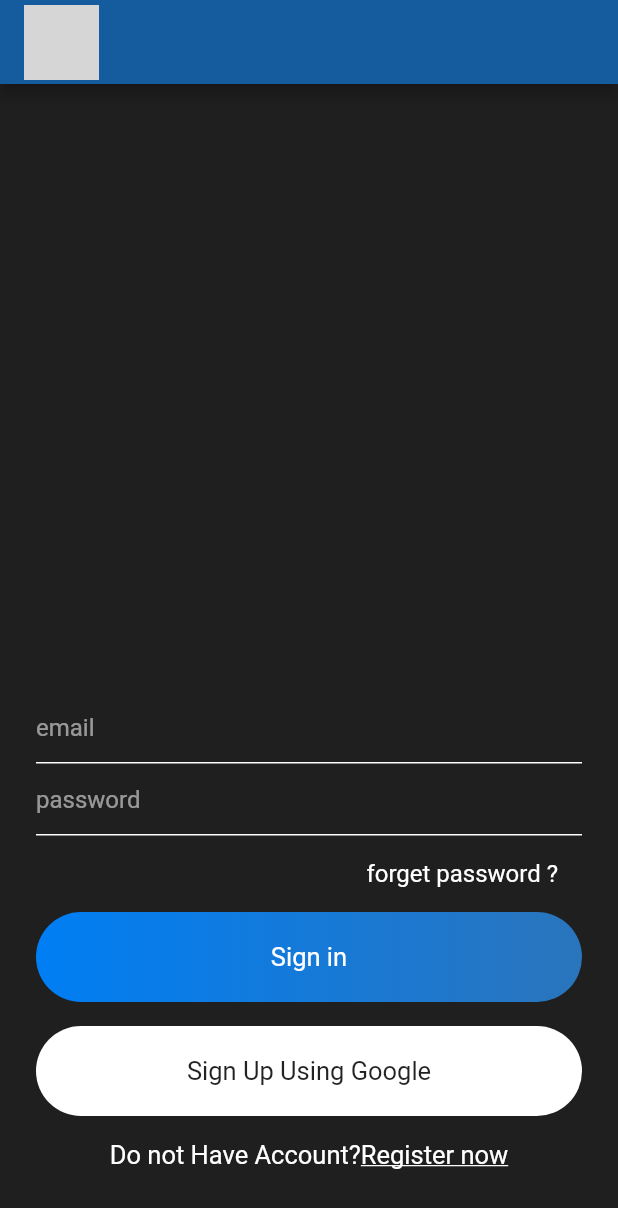
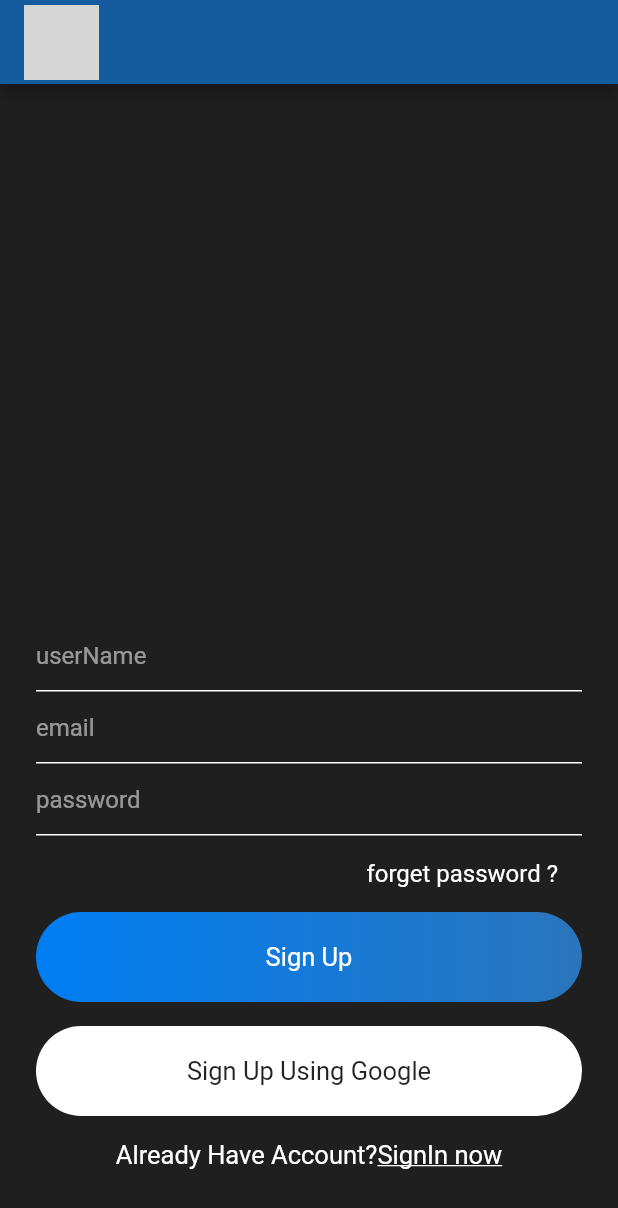
Before and after one commit to MalakEsmail/Flutter_Chat_App, a Flutter app: the screen it shows after launch, on a phone screen of 412 x 824 dp. Shown: the top 1208 px of the screen. Run offline on Flutter 3.47's test engine with Material 2 defaults, Android fonts, the phone set to English and light mode, and no system bars; our stand-ins replace firebase_auth; accounts and stored records are empty; grey boxes are pictures that could not be loaded.

Commit message:
SignUp Screen + Auth

```diff
--- /dev/null
+++ b/lib/madal/user.dart
@@ -0,0 +1,5 @@
+class User {
+  String userId;
+
+  User(this.userId);
+}
--- a/lib/main.dart
+++ b/lib/main.dart
@@ -1,5 +1,5 @@
 import 'package:flutter/material.dart';
-import 'package:my_flutter_chat_app/views/signIn.dart';
+import 'package:my_flutter_chat_app/views/signUp.dart';
 
 void main() {
   runApp(MyApp());
@@ -17,7 +17,7 @@ class MyApp extends StatelessWidget {
         primarySwatch: Colors.blue,
         visualDensity: VisualDensity.adaptivePlatformDensity,
       ),
-      home: SignIn(),
+      home: SignUp(),
     );
   }
 }
--- a/lib/views/signIn.dart
+++ b/lib/views/signIn.dart
@@ -73,7 +73,7 @@ class _SignInState extends State<SignIn> {
                     borderRadius: BorderRadius.circular(30),
                   ),
                   child: Text(
-                    'Sign Up Using Google',
+                    'Sign in Using Google',
                     style: TextStyle(color: Colors.black87, fontSize: 17),
                   ),
                 ),
--- a/lib/views/signUp.dart
+++ b/lib/views/signUp.dart
@@ -0,0 +1,174 @@
+
+import 'package:flutter/material.dart';
+import 'package:my_flutter_chat_app/services/auth.dart';
+import 'package:my_flutter_chat_app/widgets/widget.dart';
+
+class SignUp extends StatefulWidget {
+  @override
+  _SignUpState createState() => _SignUpState();
+}
+
+class _SignUpState extends State<SignUp> {
+  final formKey = GlobalKey<FormState>();
+  bool isLoading = false;
+  AuthMethods authMethods = new AuthMethods();
+  TextEditingController userNameTextEditingController =
+      new TextEditingController();
+  TextEditingController emailTextEditingController =
+      new TextEditingController();
+  TextEditingController passwordTextEditingController =
+      new TextEditingController();
+
+  signMeUp() {
+    if (formKey.currentState.validate()) {
+      setState(() {
+        isLoading = true;
+      });
+      authMethods
+          .signUpWithEmailAndPassword(emailTextEditingController.text,
+              passwordTextEditingController.text)
+          .then((value) => print('$value'));
+    }
+  }
+
+  @override
+  Widget build(BuildContext context) {
+    return Scaffold(
+      appBar: appBarMain(),
+      body: isLoading
+          ? Container(
+              child: Center(child: CircularProgressIndicator()),
+            )
+          : SingleChildScrollView(
+              child: Container(
+                height: MediaQuery.of(context).size.height - 50,
+                alignment: Alignment.bottomCenter,
+                child: Container(
+                  padding: EdgeInsets.symmetric(horizontal: 24),
+                  child: Column(
+                    mainAxisSize: MainAxisSize.min,
+                    children: <Widget>[
+                      Form(
+                        key: formKey,
+                        child: Column(
+                          children: <Widget>[
+                            TextFormField(
+                              validator: (val) {
+                                return val.isEmpty || val.length < 2
+                                    ? 'Please provide a valid UserName'
+                                    : null;
+                              },
+                              controller: userNameTextEditingController,
+                              style: simpleTextStyle(),
+                              decoration: textFieldInputDecoration('userName'),
+                            ),
+                            TextFormField(
+                              validator: (val) {
+                                return RegExp(
+                                            r"^[a-zA-Z0-9.a-zA-Z0-9.!#$%&'*+-/=?^_`{|}~]+@[a-zA-Z0-9]+\.[a-zA-Z]+")
+                                        .hasMatch(val)
+                                    ? null
+                                    : 'please provide a valid email';
+                              },
+                              controller: emailTextEditingController,
+                              style: simpleTextStyle(),
+                              decoration: textFieldInputDecoration('email'),
+                            ),
+                            TextFormField(
+                              obscureText: true,
+                              validator: (val) {
+                                return val.length > 6
+                                    ? null
+                                    : 'please provide password 6+ character';
+                              },
+                              controller: passwordTextEditingController,
+                              style: simpleTextStyle(),
+                              decoration: textFieldInputDecoration('password'),
+                            ),
+                          ],
+                        ),
+                      ),
+                      SizedBox(
+                        height: 8,
+                      ),
+                      Container(
+                        alignment: Alignment.centerRight,
+                        child: Container(
+                          padding:
+                              EdgeInsets.symmetric(horizontal: 16, vertical: 8),
+                          child: Text(
+                            'forget password ?',
+                            style: simpleTextStyle(),
+                          ),
+                        ),
+                      ),
+                      SizedBox(
+                        height: 8,
+                      ),
+                      GestureDetector(
+                        onTap: () {
+                          signMeUp();
+                        },
+                        child: Container(
+                          alignment: Alignment.center,
+                          width: MediaQuery.of(context).size.width,
+                          padding: EdgeInsets.symmetric(vertical: 20),
+                          decoration: BoxDecoration(
+                            gradient: LinearGradient(colors: [
+                              const Color(0xff007EF4),
+                              const Color(0xff2A75BC)
+                            ]),
+                            borderRadius: BorderRadius.circular(30),
+                          ),
+                          child: Text(
+                            'Sign Up',
+                            style: mediumTextStyle(),
+                          ),
+                        ),
+                      ),
+                      SizedBox(
+                        height: 16,
+                      ),
+                      Container(
+                        alignment: Alignment.center,
+                        width: MediaQuery.of(context).size.width,
+                        padding: EdgeInsets.symmetric(vertical: 20),
+                        decoration: BoxDecoration(
+                          color: Colors.white,
+                          borderRadius: BorderRadius.circular(30),
+                        ),
+                        child: Text(
+                          'Sign Up Using Google',
+                          style: TextStyle(color: Colors.black87, fontSize: 17),
+                        ),
+                      ),
+                      SizedBox(
+                        height: 16,
+                      ),
+                      Row(
+                        mainAxisAlignment: MainAxisAlignment.center,
+                        children: <Widget>[
+                          Text(
+                            'Already Have Account?',
+                            style: mediumTextStyle(),
+                          ),
+                          Text(
+                            'SignIn now',
+                            style: TextStyle(
+                                color: Colors.white,
+                                fontSize: 17,
+                                decoration: TextDecoration.underline),
+                          )
+                        ],
+                      ),
+                      SizedBox(
+                        height: 50,
+                      )
+                    ],
+                  ),
+                ),
+              ),
+            ),
+    );
+  }
+}
--- a/pubspec.yaml
+++ b/pubspec.yaml
@@ -18,6 +18,8 @@ dependencies:
   # The following adds the Cupertino Icons font to your application.
   # Use with the CupertinoIcons class for iOS style icons.
   cupertino_icons: ^0.1.3
+  firebase_auth: ^0.16.1
+  cloud_firestore: ^0.13.7
 
 dev_dependencies:
   flutter_test:
```
Also changed, not shown: lib/services/auth.dart (added, +48 -0 lines), pubspec.lock, 1 other file.
